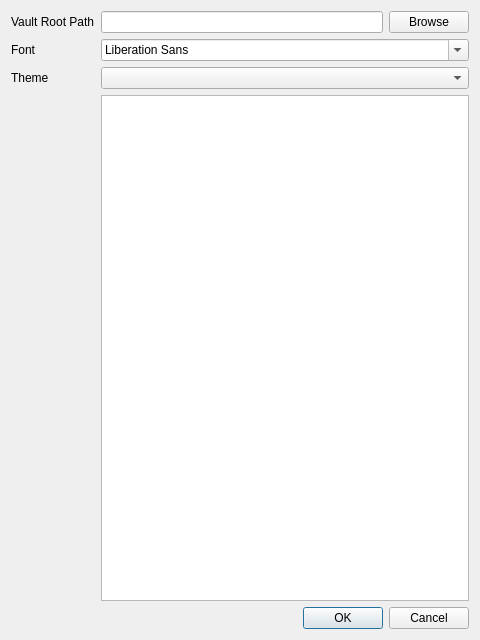
First picture: the form in settingsdialog.ui, repository AngryFender/Remini, before the edit.
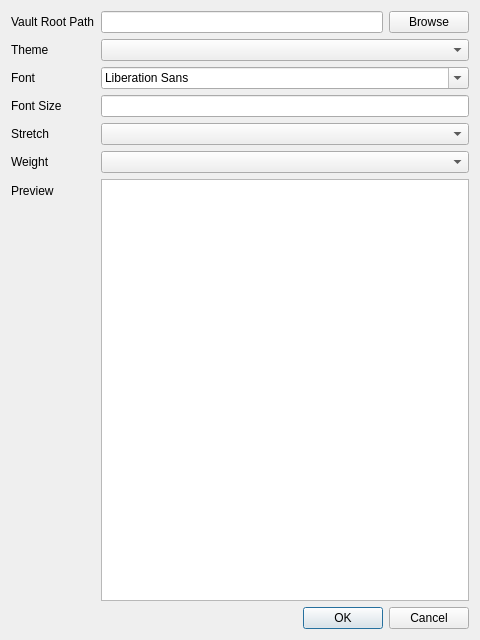
Second picture: the form after the edit.

Commit message: Github Issue #39: The text preview now gets updated with the font selection. Also added weight, stretch and size options to the font. QSpinbox has bug so had to use QLineEdit for font size

Patch:
```diff
--- a/settingsdialog.ui
+++ b/settingsdialog.ui
@@ -41,23 +41,60 @@
       </layout>
      </item>
      <item row="1" column="0">
-      <widget class="QLabel" name="lbl_font">
-       <property name="text">
-        <string>Font </string>
-       </property>
-      </widget>
-     </item>
-     <item row="2" column="0">
       <widget class="QLabel" name="lbl_theme">
        <property name="text">
         <string>Theme</string>
        </property>
       </widget>
      </item>
-     <item row="2" column="1">
+     <item row="1" column="1">
       <widget class="QComboBox" name="cmb_theme"/>
      </item>
-     <item row="3" column="1">
+     <item row="2" column="0">
+      <widget class="QLabel" name="lbl_font">
+       <property name="text">
+        <string>Font </string>
+       </property>
+      </widget>
+     </item>
+     <item row="2" column="1">
+      <widget class="QFontComboBox" name="cmb_font"/>
+     </item>
+     <item row="3" column="0">
+      <widget class="QLabel" name="lbl_font_size">
+       <property name="text">
+        <string>Font Size</string>
+       </property>
+      </widget>
+     </item>
+     <item row="4" column="0">
+      <widget class="QLabel" name="lbl_stretch">
+       <property name="text">
+        <string>Stretch</string>
+       </property>
+      </widget>
+     </item>
+     <item row="4" column="1">
+      <widget class="QComboBox" name="cmb_stretch"/>
+     </item>
+     <item row="5" column="0">
+      <widget class="QLabel" name="lbl_weight">
+       <property name="text">
+        <string>Weight</string>
+       </property>
+      </widget>
+     </item>
+     <item row="5" column="1">
+      <widget class="QComboBox" name="cmb_weight"/>
+     </item>
+     <item row="6" column="0">
+      <widget class="QLabel" name="lbl_preview">
+       <property name="text">
+        <string>Preview</string>
+       </property>
+      </widget>
+     </item>
+     <item row="6" column="1">
       <widget class="QTextEdit" name="txt_preview">
        <property name="html">
         <string>&lt;!DOCTYPE HTML PUBLIC &quot;-//W3C//DTD HTML 4.0//EN&quot; &quot;http://www.w3.org/TR/REC-html40/strict.dtd&quot;&gt;
@@ -71,21 +108,21 @@
        </property>
       </widget>
      </item>
-     <item row="1" column="1">
-      <widget class="QFontComboBox" name="cmb_font"/>
+     <item row="7" column="1">
+      <widget class="QDialogButtonBox" name="buttonBox">
+       <property name="orientation">
+        <enum>Qt::Horizontal</enum>
+       </property>
+       <property name="standardButtons">
+        <set>QDialogButtonBox::Cancel|QDialogButtonBox::Ok</set>
+       </property>
+      </widget>
+     </item>
+     <item row="3" column="1">
+      <widget class="QLineEdit" name="ledit_font_size"/>
      </item>
     </layout>
    </item>
-   <item>
-    <widget class="QDialogButtonBox" name="buttonBox">
-     <property name="orientation">
-      <enum>Qt::Horizontal</enum>
-     </property>
-     <property name="standardButtons">
-      <set>QDialogButtonBox::Cancel|QDialogButtonBox::Ok</set>
-     </property>
-    </widget>
-   </item>
   </layout>
  </widget>
  <resources/>
```
The commit also changes 2 other files.
